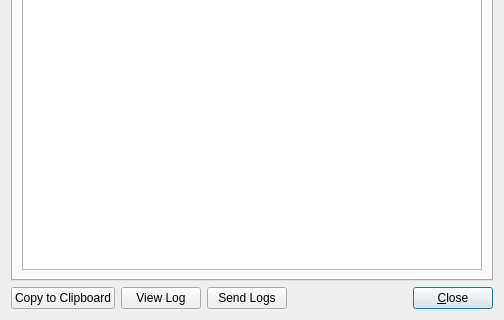
First picture: the form in app/client/widgets/DiagnosticsDialog.ui, repository dougma/lastfm-desktop, before the edit; both pictures show x 0 to 504 and y 180 to 500 of the 504 by 500 pixel window.
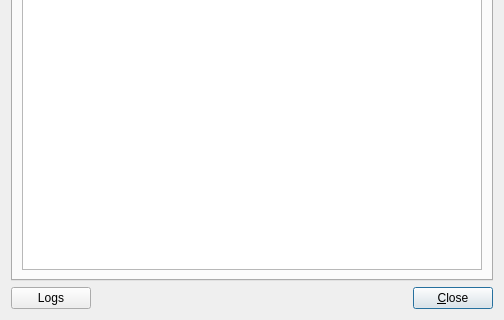
Second picture: the form after the edit. The open tabs and pages were chosen to show the change. Custom widgets are drawn as their Qt base class.

```diff
--- a/app/client/widgets/DiagnosticsDialog.ui
+++ b/app/client/widgets/DiagnosticsDialog.ui
@@ -524,33 +524,16 @@
    </item>
    <item>
     <layout class="QHBoxLayout" >
-     <item>
-      <widget class="QPushButton" name="copyToClipboardButton" >
-       <property name="text" >
-        <string>Copy to Clipboard</string>
-       </property>
-       <property name="shortcut" >
-        <string>Ctrl+C</string>
-       </property>
-      </widget>
-     </item>
      <item>
       <widget class="QPushButton" name="viewLogButton" >
        <property name="text" >
-        <string>View Log</string>
+        <string>Logs</string>
        </property>
        <property name="autoDefault" >
         <bool>false</bool>
        </property>
       </widget>
      </item>
-     <item>
-      <widget class="QPushButton" name="sendLogsButton" >
-       <property name="text" >
-        <string>Send Logs</string>
-       </property>
-      </widget>
-     </item>
      <item>
       <spacer>
        <property name="orientation" >
```
Left out of the diff: 11 changed lines with no effect on the pictures.
